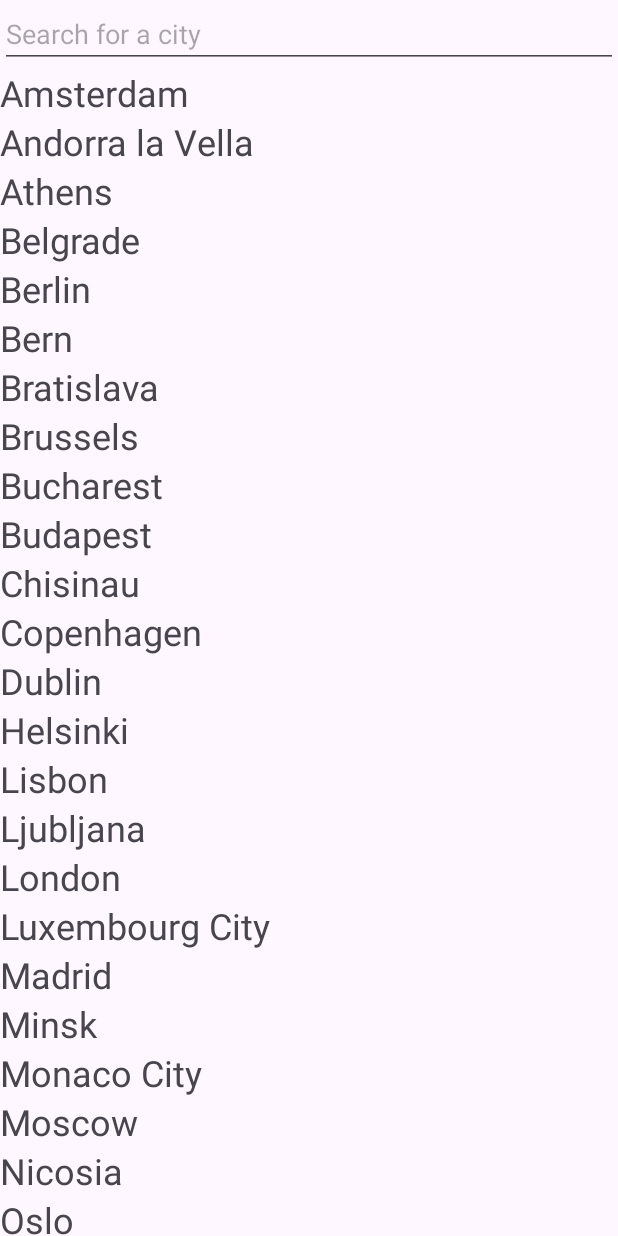
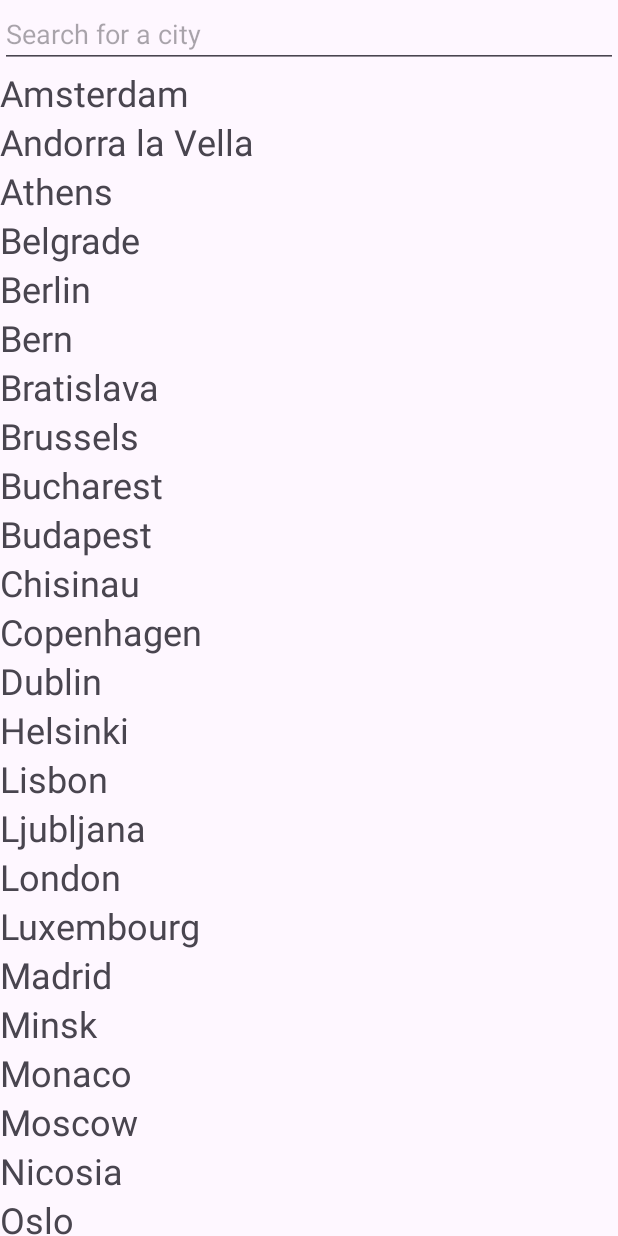
Before and after one commit to Deno234/ProjektPraksa, an Android app: the SearchFragment screen opened through its navigation route, on a phone screen of 412 x 824 dp. Run offline under Robolectric (Android 15) with nearby library versions, the light colour scheme and no system bars; 2 statements that could not run were skipped.

Commit message:
Updatao neke gradove

```diff
--- a/Projekt/app/src/main/java/com/example/aplikacijazaprognozuvremena/SearchFragment.kt
+++ b/Projekt/app/src/main/java/com/example/aplikacijazaprognozuvremena/SearchFragment.kt
@@ -40,10 +40,10 @@ class SearchFragment() : Fragment() {
         City("Lisbon", "pt"),
         City("Ljubljana", "si"),
         City("London", "uk"),
-        City("Luxembourg City", "lu"),
+        City("Luxembourg", "lu"),
         City("Madrid", "es"),
         City("Minsk", "by"),
-        City("Monaco City", "mc"),
+        City("Monaco", "mc"),
         City("Moscow", "ru"),
         City("Nicosia", "cy"),
         City("Oslo", "no"),
@@ -54,7 +54,7 @@ class SearchFragment() : Fragment() {
         City("Reykjavik", "is"),
         City("Riga", "lv"),
         City("Rome", "it"),
-        City("San Marino City", "sm"),
+        City("San Marino", "sm"),
         City("Sarajevo", "ba"),
         City("Skopje","mk"),
         City("Sofia","bg"),
```
